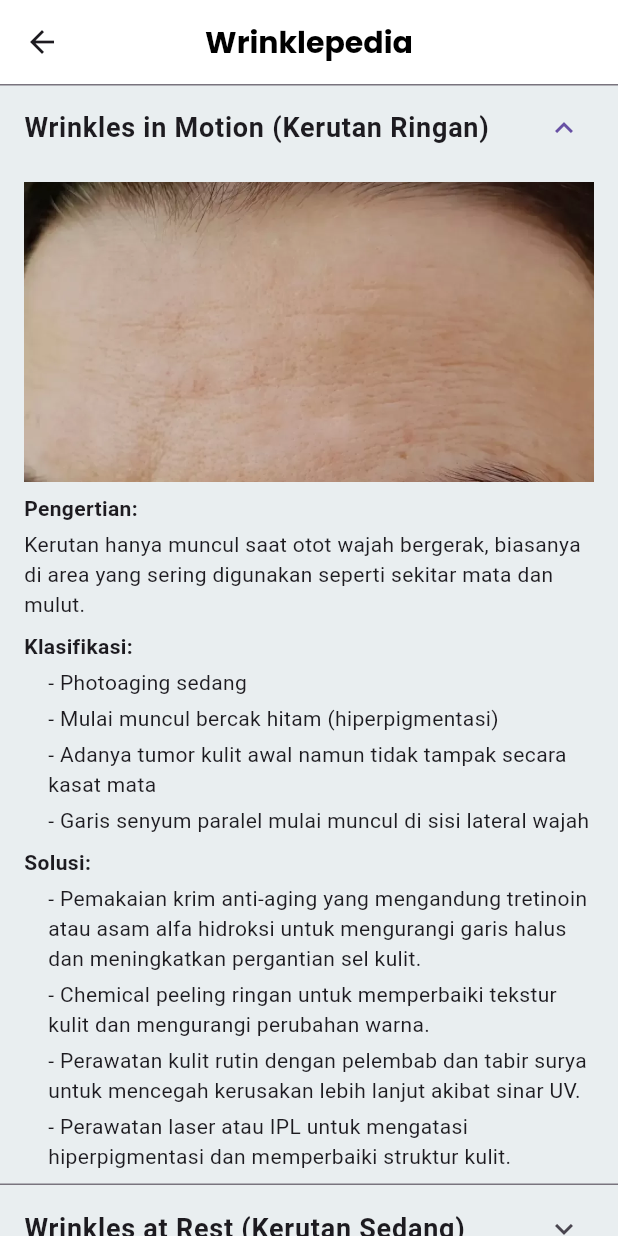
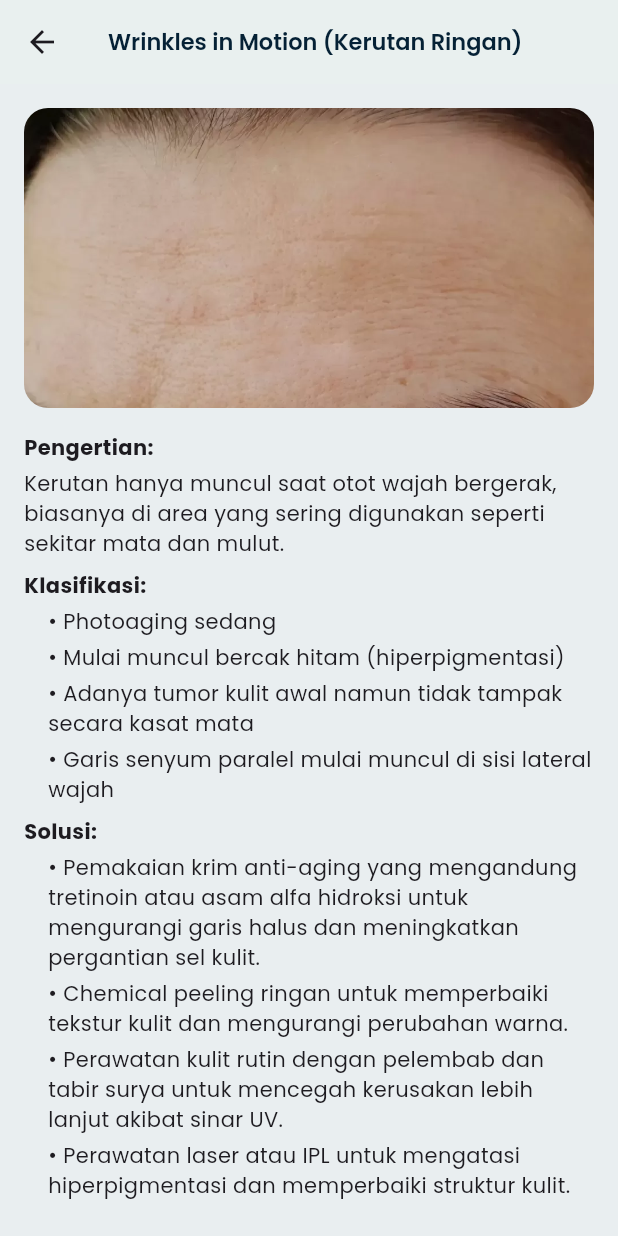
Before and after one commit to mochammadcholilurrokhman/WRINKLYZE, a Flutter app: the WrinklepediaPage screen opened directly, after a tap on "Wrinkles in Motion (Kerutan Ringan)", on a phone screen of 412 x 824 dp. Run offline on Flutter 3.47's test engine with Material 3 defaults, Android fonts, the phone set to English and light mode, and no system bars; our stand-ins replace camera, cloud_firestore, curved_navigation_bar, firebase_auth, firebase_core, firebase_storage and 2 more; accounts and stored records are empty.

Commit message:
fix: wrinklepedia page

```diff
--- a/lib/pages/wrinklepedia_page.dart
+++ b/lib/pages/wrinklepedia_page.dart
@@ -62,68 +62,132 @@ class WrinklepediaPage extends StatelessWidget {
   Widget build(BuildContext context) {
     return Scaffold(
       appBar: AppBar(
-        title: Text('Wrinklepedia'),
-        backgroundColor: Colors.white,
+        title: Text('Wrinklepedia',
+            style: TextStyle(
+              fontSize: 20,
+              fontWeight: FontWeight.w600,
+              fontFamily: 'Poppins',
+              color: Color(0xFF052135),
+            )),
+        backgroundColor: Color(0xFFe9f0ef),
         elevation: 0,
         centerTitle: true,
-        titleTextStyle: TextStyle(
-          color: Colors.black,
-          fontSize: 20,
-          fontWeight: FontWeight.bold,
-          fontFamily: 'Poppins',
-        ),
       ),
       body: ListView.builder(
         itemCount: wrinkleData.length,
         itemBuilder: (context, index) {
           final item = wrinkleData[index];
-          return ExpansionTile(
-            title: Text(item['title'],
-                style: TextStyle(
-                  fontWeight: FontWeight.bold,
-                  fontSize: 18,
-                )),
-            children: [
-              Padding(
-                padding:
-                    const EdgeInsets.symmetric(horizontal: 16.0, vertical: 8.0),
-                child: Column(
-                  crossAxisAlignment: CrossAxisAlignment.start,
-                  children: [
-                    Image.asset(
+          return Card(
+            margin: EdgeInsets.symmetric(vertical: 8, horizontal: 16),
+            color: Colors.white,
+            child: InkWell(
+              onTap: () {
+                Navigator.push(
+                  context,
+                  MaterialPageRoute(
+                    builder: (context) => WrinkleDetailPage(item: item),
+                  ),
+                );
+              },
+              child: Column(
+                crossAxisAlignment: CrossAxisAlignment.start,
+                children: [
+                  ClipRRect(
+                    borderRadius:
+                        BorderRadius.vertical(top: Radius.circular(16.0)),
+                    child: Image.asset(
                       item['image'],
                       width: double.infinity,
-                      height: 200,
+                      height: 170,
                       fit: BoxFit.cover,
                     ),
-                    SizedBox(height: 8),
-                    Text('Pengertian:',
-                        style: TextStyle(fontWeight: FontWeight.bold)),
-                    SizedBox(height: 4),
-                    Text(item['description']),
-                    SizedBox(height: 8),
-                    Text('Klasifikasi:',
-                        style: TextStyle(fontWeight: FontWeight.bold)),
-                    ...item['classification']
-                        .map<Widget>((classification) => Padding(
-                              padding:
-                                  const EdgeInsets.only(left: 16.0, top: 4.0),
-                              child: Text('- $classification'),
-                            )),
-                    SizedBox(height: 8),
-                    Text('Solusi:',
-                        style: TextStyle(fontWeight: FontWeight.bold)),
-                    ...item['solution'].map<Widget>((solution) => Padding(
-                          padding: const EdgeInsets.only(left: 16.0, top: 4.0),
-                          child: Text('- $solution'),
-                        )),
-                  ],
-                ),
+                  ),
+                  Padding(
+                    padding: const EdgeInsets.all(12.0),
+                    child: Text(
+                      item['title'],
+                      style: TextStyle(
+                        fontWeight: FontWeight.bold,
+                        fontSize: 15,
+                        fontFamily: 'Poppins',
+                      ),
+                    ),
+                  ),
+                ],
               ),
-            ],
+            ),
           );
         },
       ),
     );
   }
 }
+
+class WrinkleDetailPage extends StatelessWidget {
+  final Map<String, dynamic> item;
+
+  const WrinkleDetailPage({Key? key, required this.item}) : super(key: key);
+
+  @override
+  Widget build(BuildContext context) {
+    return Scaffold(
+      appBar: AppBar(
+        title: Align(
+          alignment: Alignment.centerLeft,
+          child: Text(
+            item['title'],
+            style: TextStyle(
+              fontSize: 15,
+              fontWeight: FontWeight.w600,
+              fontFamily: 'Poppins',
+              color: Color(0xFF052135),
+            ),
+          ),
+        ),
+        backgroundColor: Color(0xFFe9f0ef),
+        elevation: 0,
+      ),
+      body: SingleChildScrollView(
+        padding: EdgeInsets.all(16.0),
+        child: Column(
+          crossAxisAlignment: CrossAxisAlignment.start,
+          children: [
+            ClipRRect(
+              borderRadius: BorderRadius.circular(16.0),
+              child: Image.asset(
+                item['image'],
+                width: double.infinity,
+                height: 200,
+                fit: BoxFit.cover,
+              ),
+            ),
+            SizedBox(height: 16),
+            Text('Pengertian:',
+                style: TextStyle(
+                    fontWeight: FontWeight.bold, fontFamily: 'Poppins')),
+            SizedBox(height: 4),
+            Text(item['description'], style: TextStyle(fontFamily: 'Poppins')),
+            SizedBox(height: 8),
+            Text('Klasifikasi:',
+                style: TextStyle(
+                    fontWeight: FontWeight.bold, fontFamily: 'Poppins')),
+            ...item['classification'].map<Widget>((classification) => Padding(
+                  padding: const EdgeInsets.only(left: 16.0, top: 4.0),
+                  child: Text('• $classification',
+                      style: TextStyle(fontFamily: 'Poppins')),
+                )),
+            SizedBox(height: 8),
+            Text('Solusi:',
+                style: TextStyle(
+                    fontWeight: FontWeight.bold, fontFamily: 'Poppins')),
+            ...item['solution'].map<Widget>((solution) => Padding(
+                  padding: const EdgeInsets.only(left: 16.0, top: 4.0),
+                  child: Text('• $solution',
+                      style: TextStyle(fontFamily: 'Poppins')),
+                )),
+          ],
+        ),
+      ),
+    );
+  }
+}
```
